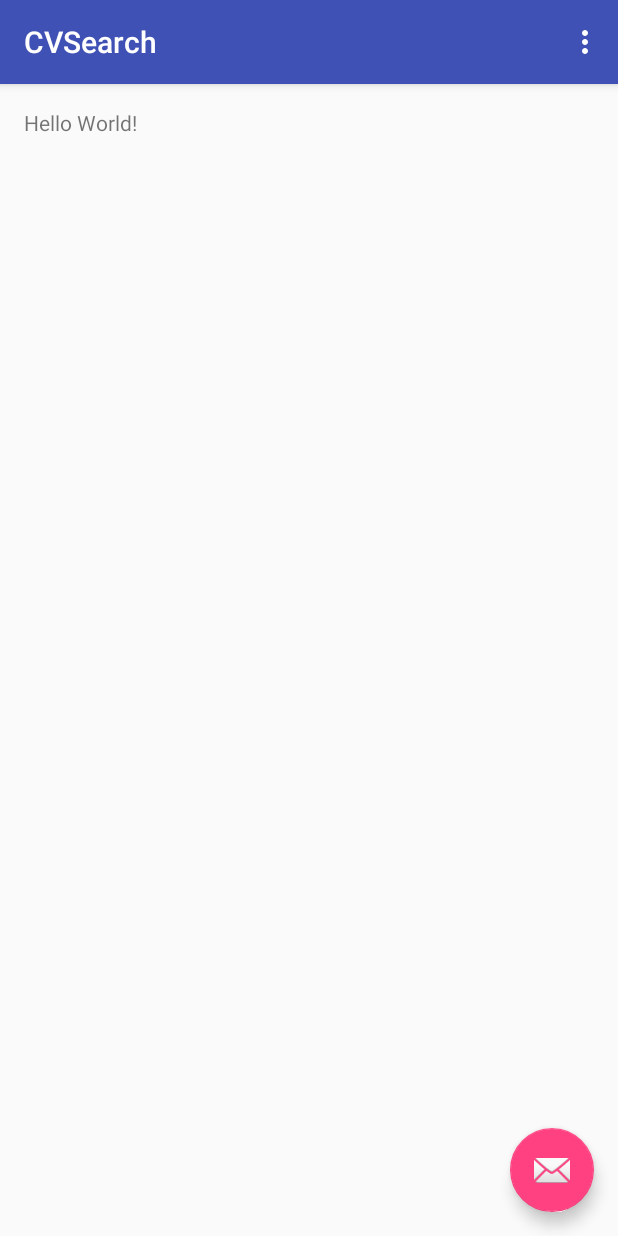
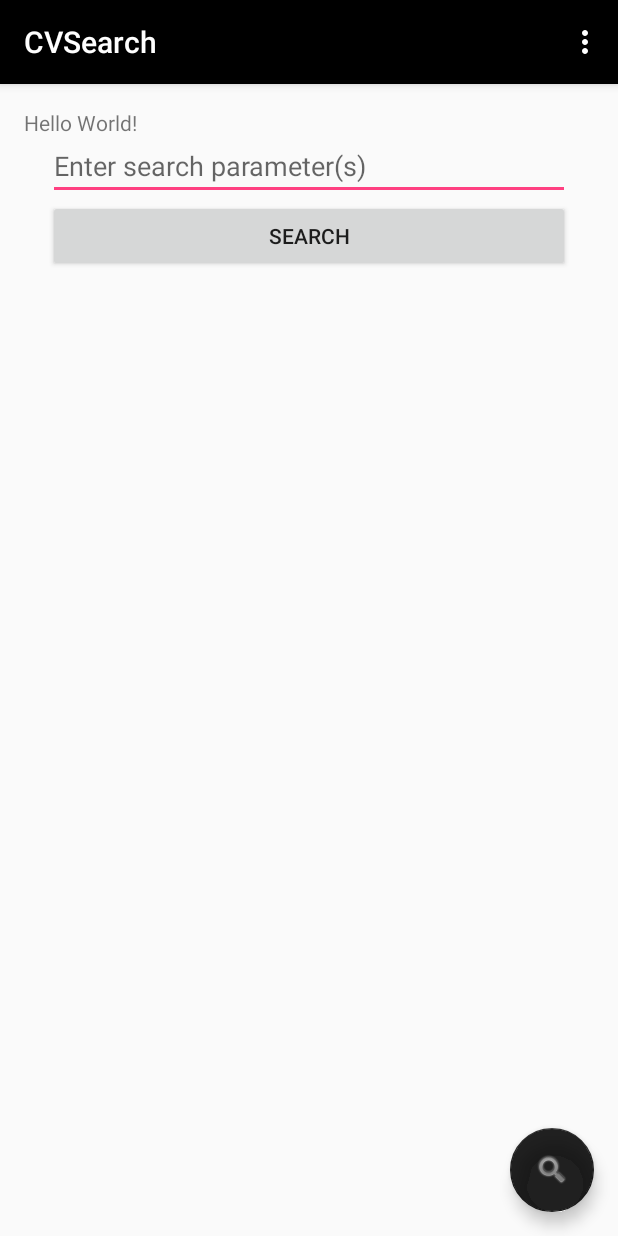
Before and after one commit to jennie-olsson/CVSearch1, an Android app: the screen it shows after launch (MainActivity), on a phone screen of 412 x 824 dp. Run offline under Robolectric (Android 15) with nearby library versions, the phone set to English and light mode, and no system bars.

Commit message:
Some design changes

```diff
--- a/app/src/main/AndroidManifest.xml
+++ b/app/src/main/AndroidManifest.xml
@@ -1,17 +1,17 @@
 <?xml version="1.0" encoding="utf-8"?>
 <manifest xmlns:android="http://schemas.android.com/apk/res/android"
-    package="com.example.jennie.cvsearch">
+    package="com.example.jennie.cvsearch" >
 
     <application
         android:allowBackup="true"
         android:icon="@mipmap/ic_launcher"
         android:label="@string/app_name"
         android:supportsRtl="true"
-        android:theme="@style/AppTheme">
+        android:theme="@style/AppTheme" >
         <activity
             android:name=".MainActivity"
             android:label="@string/app_name"
-            android:theme="@style/AppTheme.NoActionBar">
+            android:theme="@style/AppTheme.NoActionBar" >
             <intent-filter>
                 <action android:name="android.intent.action.MAIN" />
 
--- a/app/src/main/java/com/example/jennie/cvsearch/MainActivity.java
+++ b/app/src/main/java/com/example/jennie/cvsearch/MainActivity.java
@@ -1,15 +1,28 @@
 package com.example.jennie.cvsearch;
 
+import android.content.Context;
 import android.os.Bundle;
 import android.support.design.widget.FloatingActionButton;
 import android.support.design.widget.Snackbar;
 import android.support.v7.app.AppCompatActivity;
 import android.support.v7.widget.Toolbar;
+import android.view.KeyEvent;
 import android.view.View;
 import android.view.Menu;
 import android.view.MenuItem;
+import android.view.inputmethod.InputMethodManager;
+import android.widget.Button;
+import android.widget.EditText;
+import android.widget.TextView;
+import android.widget.Toast;
 
 public class MainActivity extends AppCompatActivity {
+    private Button mSearchButton;       //well this should be rather self documenting :)
+    private EditText mTextInput;        //User input field
+    private static final String BUTTON_TEXT = "Search";
+    private static final String TEXT_INPUT_MSG ="Enter search parameter(s) here";
+    private String mInput;              //Current user input, this could be handled locally
+    private TextView mOutputText;       //Used for status echo to user
 
     @Override
     protected void onCreate(Bundle savedInstanceState) {
@@ -18,12 +31,67 @@ public class MainActivity extends AppCompatActivity {
         Toolbar toolbar = (Toolbar) findViewById(R.id.toolbar);
         setSupportActionBar(toolbar);
 
-        FloatingActionButton fab = (FloatingActionButton) findViewById(R.id.fab);
+       FloatingActionButton fab = (FloatingActionButton) findViewById(R.id.fab);
         fab.setOnClickListener(new View.OnClickListener() {
             @Override
             public void onClick(View view) {
                 Snackbar.make(view, "Replace with your own action", Snackbar.LENGTH_LONG)
                         .setAction("Action", null).show();
+            }
+        });
+
+        mTextInput = (EditText)findViewById(R.id.textInput);
+        mTextInput.setOnEditorActionListener(new TextView.OnEditorActionListener(){
+            /****************************************************************************************************
+             *
+             * @param TextView v    - Points to the user input text field
+             * @param int actionId  - Not used
+             * @param KeyEvent event - Test for enter down
+             * @return bool         - not used
+             *
+             * Runs when user presses enter on the keyboard. User could also press the search button
+             * Hides the keyboard after enter.
+             ****************************************************************************************************/
+            @Override
+            public boolean onEditorAction(TextView v, int actionId, KeyEvent event){
+                boolean handled = false;
+                if(event.getAction() == KeyEvent.ACTION_DOWN &&
+                        event.getKeyCode() == KeyEvent.KEYCODE_ENTER) {
+                    mInput = v.getText().toString();
+                    //echo to user (TODO remove from production)
+                    Toast.makeText(getApplicationContext(),mInput,Toast.LENGTH_LONG)
+                            .show();
+                    v.setText("");
+                    //hides keyboard
+                    InputMethodManager imm = (InputMethodManager)
+                            getApplicationContext().
+                                    getSystemService(Context.INPUT_METHOD_SERVICE);
+                    imm.hideSoftInputFromWindow(getCurrentFocus().getWindowToken(),
+                            InputMethodManager.HIDE_NOT_ALWAYS);
+                    //init query
+                    //getResultFromApi();
+                    handled = true;
+
+                }
+
+                return handled;
+            }
+        });
+
+        mSearchButton = (Button)findViewById(R.id.searchButton);
+        mSearchButton.setOnClickListener(new View.OnClickListener(){
+            /****************************************************************************************************
+             * @param View v
+             * Pretty much same as the text input callback
+             ****************************************************************************************************/
+            @Override
+            public void onClick(View v){
+                mSearchButton.setEnabled(false);
+                mInput = mTextInput.getText().toString();
+                mTextInput.setText("");
+                mOutputText.setText("");
+                //getResultFromApi();
+                mSearchButton.setEnabled(true);
             }
         });
     }
--- a/app/src/main/res/layout/activity_main.xml
+++ b/app/src/main/res/layout/activity_main.xml
@@ -1,5 +1,6 @@
 <?xml version="1.0" encoding="utf-8"?>
-<android.support.design.widget.CoordinatorLayout xmlns:android="http://schemas.android.com/apk/res/android"
+<android.support.design.widget.CoordinatorLayout
+    xmlns:android="http://schemas.android.com/apk/res/android"
     xmlns:app="http://schemas.android.com/apk/res-auto"
     xmlns:tools="http://schemas.android.com/tools"
     android:layout_width="match_parent"
@@ -8,27 +9,31 @@
     tools:context="com.example.jennie.cvsearch.MainActivity">
 
     <android.support.design.widget.AppBarLayout
+        android:layout_height="wrap_content"
         android:layout_width="match_parent"
-        android:layout_height="wrap_content"
         android:theme="@style/AppTheme.AppBarOverlay">
 
         <android.support.v7.widget.Toolbar
             android:id="@+id/toolbar"
             android:layout_width="match_parent"
             android:layout_height="?attr/actionBarSize"
-            android:background="?attr/colorPrimary"
+            android:background="@android:color/black"
             app:popupTheme="@style/AppTheme.PopupOverlay" />
 
     </android.support.design.widget.AppBarLayout>
 
-    <include layout="@layout/content_main" />
+    <include layout="@layout/content_main"
+        android:id="@+id/include" />
 
     <android.support.design.widget.FloatingActionButton
         android:id="@+id/fab"
         android:layout_width="wrap_content"
         android:layout_height="wrap_content"
-        android:layout_gravity="bottom|end"
         android:layout_margin="@dimen/fab_margin"
-        app:srcCompat="@android:drawable/ic_dialog_email" />
+        app:srcCompat="@android:drawable/ic_search_category_default"
+        app:layout_anchor="@+id/include"
+        app:backgroundTint="?android:attr/editTextColor"
+        app:layout_anchorGravity="bottom|right"
+        android:layout_gravity="center_vertical|left" />
 
 </android.support.design.widget.CoordinatorLayout>
--- a/app/src/main/res/layout/content_main.xml
+++ b/app/src/main/res/layout/content_main.xml
@@ -1,20 +1,61 @@
 <?xml version="1.0" encoding="utf-8"?>
-<RelativeLayout xmlns:android="http://schemas.android.com/apk/res/android"
+<RelativeLayout
+    xmlns:android="http://schemas.android.com/apk/res/android"
+    xmlns:tools="http://schemas.android.com/tools"
     xmlns:app="http://schemas.android.com/apk/res-auto"
-    xmlns:tools="http://schemas.android.com/tools"
     android:id="@+id/content_main"
     android:layout_width="match_parent"
     android:layout_height="match_parent"
-    android:paddingBottom="@dimen/activity_vertical_margin"
     android:paddingLeft="@dimen/activity_horizontal_margin"
     android:paddingRight="@dimen/activity_horizontal_margin"
     android:paddingTop="@dimen/activity_vertical_margin"
+    android:paddingBottom="@dimen/activity_vertical_margin"
     app:layout_behavior="@string/appbar_scrolling_view_behavior"
-    tools:context="com.example.jennie.cvsearch.MainActivity"
-    tools:showIn="@layout/activity_main">
+    tools:showIn="@layout/activity_main"
+    tools:context="com.example.jennie.cvsearch.MainActivity">
 
     <TextView
         android:layout_width="wrap_content"
         android:layout_height="wrap_content"
         android:text="Hello World!" />
+
+    <LinearLayout
+        android:orientation="vertical"
+        android:layout_width="match_parent"
+        android:layout_height="match_parent"
+        android:paddingBottom="@dimen/activity_vertical_margin"
+        android:paddingLeft="@dimen/activity_horizontal_margin"
+        android:paddingRight="@dimen/activity_horizontal_margin"
+        android:paddingTop="@dimen/activity_vertical_margin"
+        tools:context="com.example.jennie.cvsearch.MainActivity"
+        android:layout_alignParentTop="true"
+        android:layout_alignParentLeft="true"
+        android:layout_alignParentStart="true">
+
+        <EditText
+            android:id="@+id/textInput"
+            android:layout_width="match_parent"
+            android:layout_height="wrap_content"
+            android:hint="@string/inputHint"
+            android:imeOptions="actionDone" />
+
+        <Button
+            android:id="@+id/searchButton"
+            android:layout_width="match_parent"
+            android:layout_height="wrap_content"
+            android:text="@string/searchButtonText" />
+
+        <TextView
+            android:id="@+id/statusText"
+            android:layout_width="match_parent"
+            android:layout_height="wrap_content"
+            android:textColor="#000000" />
+
+        <ListView
+            android:id="@+id/resultList"
+            android:layout_width="match_parent"
+            android:layout_height="match_parent" />
+
+    </LinearLayout>
+
 </RelativeLayout>
--- a/app/src/main/res/menu/menu_main.xml
+++ b/app/src/main/res/menu/menu_main.xml
@@ -1,10 +1,9 @@
 <menu xmlns:android="http://schemas.android.com/apk/res/android"
     xmlns:app="http://schemas.android.com/apk/res-auto"
     xmlns:tools="http://schemas.android.com/tools"
-    tools:context="com.example.jennie.cvsearch.MainActivity">
-    <item
-        android:id="@+id/action_settings"
+    tools:context="com.example.jennie.cvsearch.MainActivity" >
+    <item android:id="@+id/action_settings"
+        android:title="@string/action_settings"
         android:orderInCategory="100"
-        android:title="@string/action_settings"
         app:showAsAction="never" />
 </menu>
--- a/app/src/main/res/values-v21/styles.xml
+++ b/app/src/main/res/values-v21/styles.xml
@@ -1,5 +1,4 @@
 <resources>
-
             <style name="AppTheme.NoActionBar">
             <item name="windowActionBar">false</item>
             <item name="windowNoTitle">true</item>
--- a/app/src/main/res/values/colors.xml
+++ b/app/src/main/res/values/colors.xml
@@ -1,6 +1,6 @@
 <?xml version="1.0" encoding="utf-8"?>
 <resources>
     <color name="colorPrimary">#3F51B5</color>
-    <color name="colorPrimaryDark">#303F9F</color>
+    <color name="colorPrimaryDark">#303f9f</color>
     <color name="colorAccent">#FF4081</color>
 </resources>
--- a/app/src/main/res/values/strings.xml
+++ b/app/src/main/res/values/strings.xml
@@ -1,4 +1,6 @@
 <resources>
     <string name="app_name">CVSearch</string>
     <string name="action_settings">Settings</string>
+    <string name="inputHint">Enter search parameter(s)</string>
+    <string name="searchButtonText">Search</string>
 </resources>
--- a/app/src/main/res/values/styles.xml
+++ b/app/src/main/res/values/styles.xml
@@ -7,14 +7,11 @@
         <item name="colorPrimaryDark">@color/colorPrimaryDark</item>
         <item name="colorAccent">@color/colorAccent</item>
     </style>
-
     <style name="AppTheme.NoActionBar">
         <item name="windowActionBar">false</item>
         <item name="windowNoTitle">true</item>
     </style>
-
     <style name="AppTheme.AppBarOverlay" parent="ThemeOverlay.AppCompat.Dark.ActionBar" />
-
     <style name="AppTheme.PopupOverlay" parent="ThemeOverlay.AppCompat.Light" />
 
 </resources>
```
Lines whose indentation alone changed are shown as unchanged.
